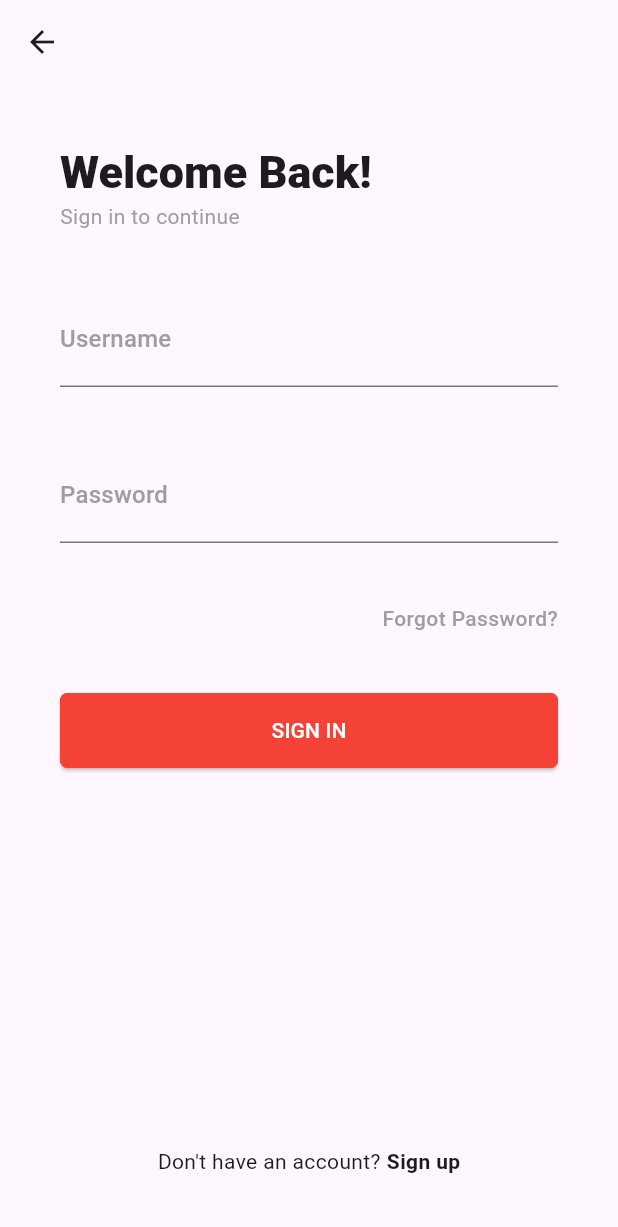
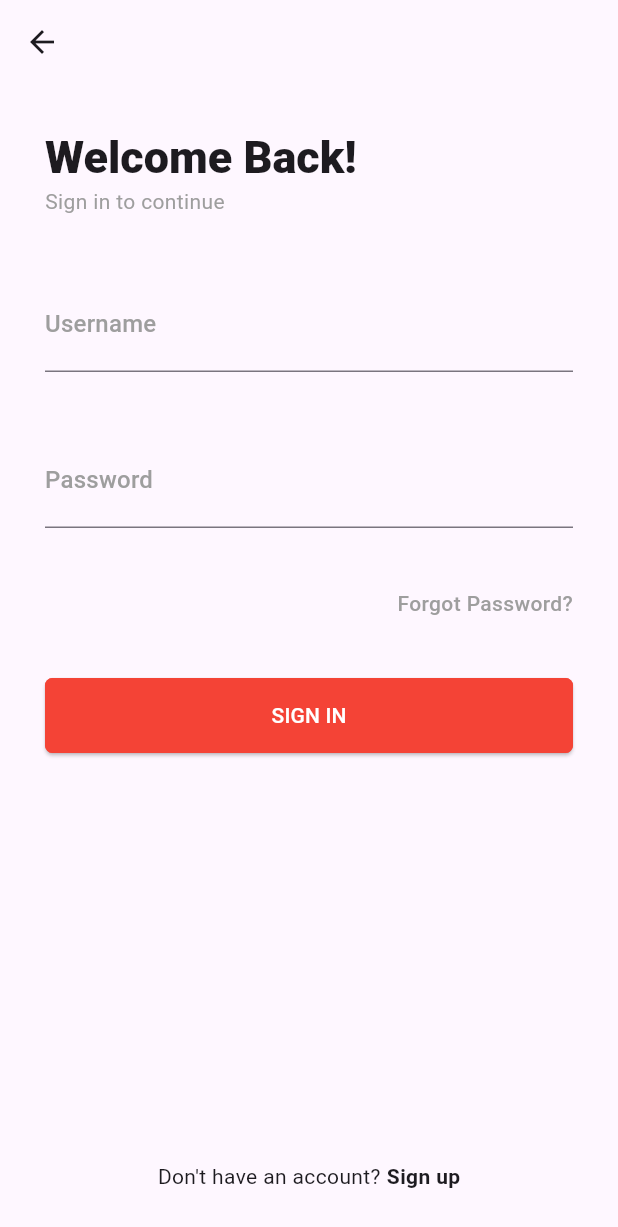
Before and after one commit to radhsyn83/flutter_sample, a Flutter app: the screen it shows after launch, after a tap on "to LoginUI", on a phone screen of 412 x 824 dp. Shown: the top 1227 px of the screen. Run offline on Flutter 3.47's test engine with Material 2 defaults, Android fonts, the phone set to English and light mode, and no system bars; missing offline and left inert: window_manager.

Commit message:
first init

```diff
--- a/lib/login/login_ui.dart
+++ b/lib/login/login_ui.dart
@@ -22,7 +22,7 @@ class _Form extends StatelessWidget {
   @override
   Widget build(BuildContext context) {
     return Padding(
-      padding: const EdgeInsets.all(40.0),
+      padding: const EdgeInsets.all(30.0),
       child: Column(
         crossAxisAlignment: CrossAxisAlignment.start,
         children: [
--- a/lib/main.dart
+++ b/lib/main.dart
@@ -1,7 +1,24 @@
 import 'package:flutter/material.dart';
 import 'package:ui_sample/login/login_ui.dart';
+import 'package:window_manager/window_manager.dart';
 
-void main() {
+Future<void> main() async {
+  WidgetsFlutterBinding.ensureInitialized();
+  // Must add this line.
+  await windowManager.ensureInitialized();
+
+  WindowOptions windowOptions = const WindowOptions(
+    size: Size(350, 800),
+    center: true,
+    backgroundColor: Colors.transparent,
+    skipTaskbar: false,
+    titleBarStyle: TitleBarStyle.hidden,
+  );
+  windowManager.waitUntilReadyToShow(windowOptions, () async {
+    await windowManager.show();
+    await windowManager.focus();
+  });
+
   runApp(const MyApp());
 }
 
@@ -59,7 +76,11 @@ class _MyHomePageState extends State<MyHomePage> {
                   ),
                 );
               },
-                child: const Text("to LoginUI")),
+              child: const Text("to LoginUI"),
+            ),
+            const SizedBox(
+              height: 20,
+            ),
             const Text(
               'You have pushed the button this many times:',
             ),
--- a/pubspec.yaml
+++ b/pubspec.yaml
@@ -35,6 +35,7 @@ dependencies:
   # The following adds the Cupertino Icons font to your application.
   # Use with the CupertinoIcons class for iOS style icons.
   cupertino_icons: ^1.0.2
+  window_manager: ^0.3.5
 
 dev_dependencies:
   flutter_test:
```
Also changed, not shown: pubspec.lock, 5 other files. Lines whose indentation alone changed are shown as unchanged.
